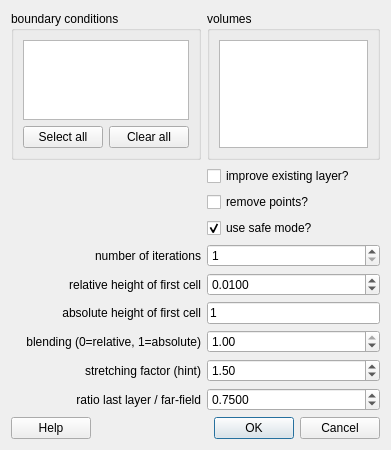
This is src/libengrid/guicreateboundarylayer.ui in enGits/engrid as Qt 5 draws it before an edit. The edited form follows.
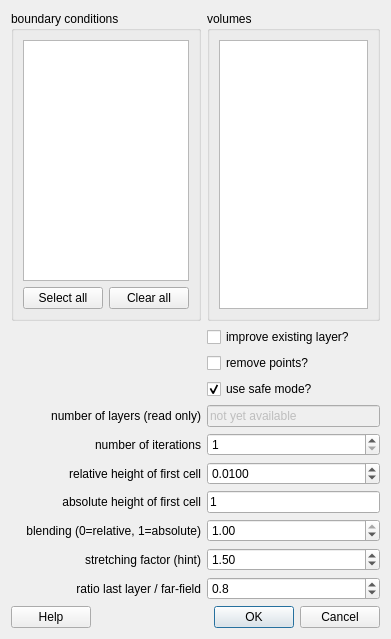
This is the edited form. Icons and pictures are not drawn.

```diff
--- a/src/libengrid/guicreateboundarylayer.ui
+++ b/src/libengrid/guicreateboundarylayer.ui
@@ -7,7 +7,7 @@
     <x>0</x>
     <y>0</y>
     <width>391</width>
-    <height>450</height>
+    <height>639</height>
    </rect>
   </property>
   <property name="minimumSize">
@@ -24,7 +24,20 @@
     <normaloff>:/icons/resources/icons/G.png</normaloff>:/icons/resources/icons/G.png</iconset>
   </property>
   <layout class="QGridLayout" name="gridLayout">
-   <item row="6" column="1">
+   <item row="8" column="1">
+    <widget class="QDoubleSpinBox" name="doubleSpinBoxBlending">
+     <property name="maximum">
+      <double>1.000000000000000</double>
+     </property>
+     <property name="singleStep">
+      <double>0.100000000000000</double>
+     </property>
+     <property name="value">
+      <double>1.000000000000000</double>
+     </property>
+    </widget>
+   </item>
+   <item row="7" column="1">
     <widget class="QLineEdit" name="lineEditAbsolute">
      <property name="text">
       <string>1</string>
@@ -92,7 +105,7 @@
      </layout>
     </widget>
    </item>
-   <item row="11" column="0" colspan="2">
+   <item row="12" column="0" colspan="2">
     <layout class="QHBoxLayout">
      <item>
       <widget class="QPushButton" name="pushButtonHelp">
@@ -126,7 +139,7 @@
      </item>
     </layout>
    </item>
-   <item row="4" column="0">
+   <item row="5" column="0">
     <widget class="QLabel" name="label">
      <property name="text">
       <string>number of iterations</string>
@@ -136,7 +149,7 @@
      </property>
     </widget>
    </item>
-   <item row="4" column="1">
+   <item row="5" column="1">
     <widget class="QSpinBox" name="spinBoxIterations">
      <property name="minimum">
       <number>1</number>
@@ -150,7 +163,7 @@
      </property>
     </widget>
    </item>
-   <item row="5" column="1">
+   <item row="6" column="1">
     <widget class="QDoubleSpinBox" name="doubleSpinBoxHeight">
      <property name="decimals">
       <number>4</number>
@@ -169,7 +182,7 @@
      </property>
     </widget>
    </item>
-   <item row="5" column="0">
+   <item row="6" column="0">
     <widget class="QLabel" name="label_2">
      <property name="text">
       <string>relative height of first cell</string>
@@ -179,7 +192,7 @@
      </property>
     </widget>
    </item>
-   <item row="6" column="0">
+   <item row="7" column="0">
     <widget class="QLabel" name="label_4">
      <property name="text">
       <string>absolute height of first cell</string>
@@ -189,7 +202,7 @@
      </property>
     </widget>
    </item>
-   <item row="7" column="0">
+   <item row="8" column="0">
     <widget class="QLabel" name="label_5">
      <property name="text">
       <string>blending (0=relative, 1=absolute)</string>
@@ -199,19 +212,6 @@
      </property>
     </widget>
    </item>
-   <item row="7" column="1">
-    <widget class="QDoubleSpinBox" name="doubleSpinBoxBlending">
-     <property name="maximum">
-      <double>1.000000000000000</double>
-     </property>
-     <property name="singleStep">
-      <double>0.100000000000000</double>
-     </property>
-     <property name="value">
-      <double>1.000000000000000</double>
-     </property>
-    </widget>
-   </item>
    <item row="2" column="1">
     <widget class="QCheckBox" name="checkBoxRemovePoints">
      <property name="text">
@@ -219,7 +219,7 @@
      </property>
     </widget>
    </item>
-   <item row="8" column="0">
+   <item row="9" column="0">
     <widget class="QLabel" name="label_3">
      <property name="text">
       <string>stretching factor (hint)</string>
@@ -229,7 +229,7 @@
      </property>
     </widget>
    </item>
-   <item row="8" column="1">
+   <item row="9" column="1">
     <widget class="QDoubleSpinBox" name="doubleSpinBoxStretching">
      <property name="minimum">
       <double>0.500000000000000</double>
@@ -255,7 +255,7 @@
      </property>
     </widget>
    </item>
-   <item row="9" column="0">
+   <item row="10" column="0">
     <widget class="QLabel" name="label_6">
      <property name="text">
       <string>ratio last layer / far-field</string>
@@ -265,22 +265,42 @@
      </property>
     </widget>
    </item>
-   <item row="9" column="1">
+   <item row="10" column="1">
     <widget class="QDoubleSpinBox" name="doubleSpinBoxFarRatio">
      <property name="decimals">
-      <number>4</number>
+      <number>1</number>
      </property>
      <property name="minimum">
       <double>0.000000000000000</double>
      </property>
      <property name="maximum">
-      <double>1.000000000000000</double>
+      <double>5.000000000000000</double>
      </property>
      <property name="singleStep">
       <double>0.050000000000000</double>
      </property>
      <property name="value">
-      <double>0.750000000000000</double>
+      <double>0.800000000000000</double>
+     </property>
+    </widget>
+   </item>
+   <item row="4" column="0">
+    <widget class="QLabel" name="label_7">
+     <property name="text">
+      <string>number of layers (read only)</string>
+     </property>
+     <property name="alignment">
+      <set>Qt::AlignRight|Qt::AlignTrailing|Qt::AlignVCenter</set>
+     </property>
+    </widget>
+   </item>
+   <item row="4" column="1">
+    <widget class="QLineEdit" name="lineEditNumLayers">
+     <property name="enabled">
+      <bool>false</bool>
+     </property>
+     <property name="text">
+      <string>not yet available</string>
      </property>
     </widget>
    </item>
```
Left out of the diff: 2 changed lines with no effect on the pictures.
